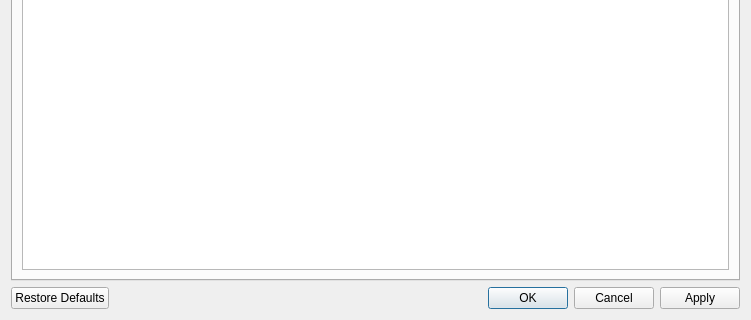
The window that build_unix/controllerconfigdialog.ui (jpd002/Play-) describes before a commit, drawn with Qt 5; both pictures show x 0 to 751 and y 319 to 639 of the 751 by 639 pixel window.
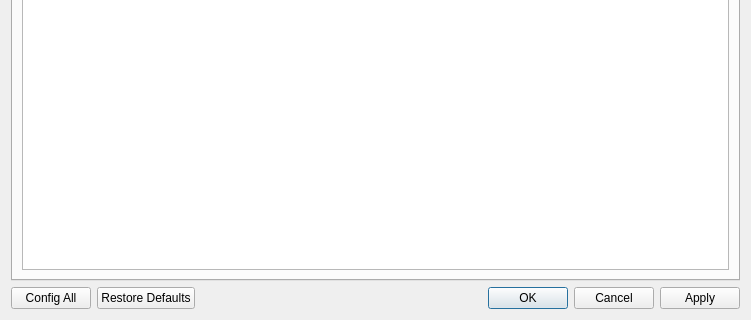
The same window after the commit.

Commit message: Linux: Cleanup Qt Controller Config Dialog & Enable Gamepad Configuration

The edit to the form file:
```diff
--- a/build_unix/controllerconfigdialog.ui
+++ b/build_unix/controllerconfigdialog.ui
@@ -25,8 +25,8 @@
   <property name="windowTitle">
    <string>Dialog</string>
   </property>
-  <layout class="QGridLayout" name="gridLayout_1">
-   <item row="0" column="0">
+  <layout class="QGridLayout" name="gridLayout_2">
+   <item row="0" column="0" colspan="2">
     <widget class="QTabWidget" name="tabWidget">
      <property name="enabled">
       <bool>true</bool>
@@ -55,7 +55,7 @@
       <attribute name="title">
        <string>Pad1</string>
       </attribute>
-      <layout class="QGridLayout" name="gridLayout_2">
+      <layout class="QGridLayout" name="gridLayout">
        <item row="0" column="0">
         <widget class="QTableView" name="tableView"/>
        </item>
@@ -70,6 +70,13 @@
     </widget>
    </item>
    <item row="1" column="0">
+    <widget class="QPushButton" name="ConfigAllButton">
+     <property name="text">
+      <string>Config All</string>
+     </property>
+    </widget>
+   </item>
+   <item row="1" column="1">
     <widget class="QDialogButtonBox" name="buttonBox">
      <property name="orientation">
       <enum>Qt::Horizontal</enum>
```
The commit also changes 7 other files.
